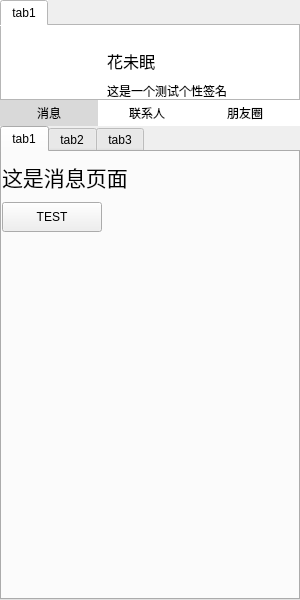
This is view/MainWidget.ui in linhaojun857/cooper-im-client as Qt 5 draws it before an edit. The edited form follows.
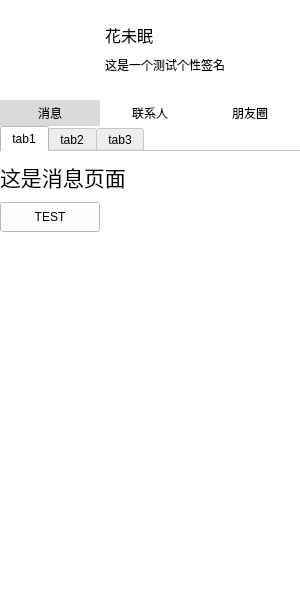
This is the edited form. Icons and pictures are not drawn.

```diff
--- a/view/MainWidget.ui
+++ b/view/MainWidget.ui
@@ -13,22 +13,18 @@
   <property name="windowTitle">
    <string>MainWidget</string>
   </property>
-  <widget class="QTabWidget" name="m_infoTabWidget">
+  <widget class="QWidget" name="m_infoWidget" native="true">
    <property name="geometry">
     <rect>
      <x>0</x>
      <y>0</y>
      <width>300</width>
-     <height>101</height>
+     <height>100</height>
     </rect>
    </property>
    <property name="styleSheet">
     <string notr="true">background-color: #ffffff;</string>
    </property>
-   <widget class="QWidget" name="tab">
-    <attribute name="title">
-     <string>tab1</string>
-    </attribute>
     <widget class="QLabel" name="m_avatarLabel">
      <property name="geometry">
       <rect>
@@ -92,7 +88,6 @@
      </property>
     </widget>
    </widget>
-  </widget>
   <widget class="QWidget" name="m_buttonWidget" native="true">
    <property name="geometry">
     <rect>
@@ -110,7 +105,7 @@
      <rect>
       <x>0</x>
       <y>0</y>
-      <width>98</width>
+      <width>100</width>
       <height>26</height>
      </rect>
     </property>
@@ -130,9 +125,9 @@
    <widget class="QPushButton" name="m_cotPPushButton">
     <property name="geometry">
      <rect>
-      <x>98</x>
+      <x>100</x>
       <y>0</y>
-      <width>98</width>
+      <width>100</width>
       <height>26</height>
      </rect>
     </property>
@@ -151,9 +146,9 @@
    <widget class="QPushButton" name="m_pyqPushButton">
     <property name="geometry">
      <rect>
-      <x>196</x>
+      <x>200</x>
       <y>0</y>
-      <width>98</width>
+      <width>100</width>
       <height>26</height>
      </rect>
     </property>
@@ -174,9 +169,15 @@
      <height>474</height>
     </rect>
    </property>
+   <property name="styleSheet">
+    <string notr="true">background-color: #ffffff;</string>
+   </property>
    <property name="currentIndex">
     <number>0</number>
    </property>
+   <property name="documentMode">
+    <bool>true</bool>
+   </property>
    <widget class="QWidget" name="tab1">
     <attribute name="title">
      <string>tab1</string>
```
Lines whose indentation alone changed are shown as unchanged.
